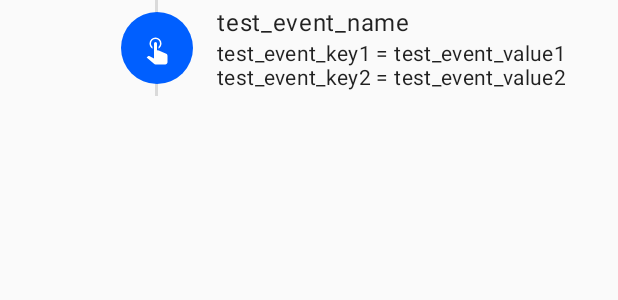
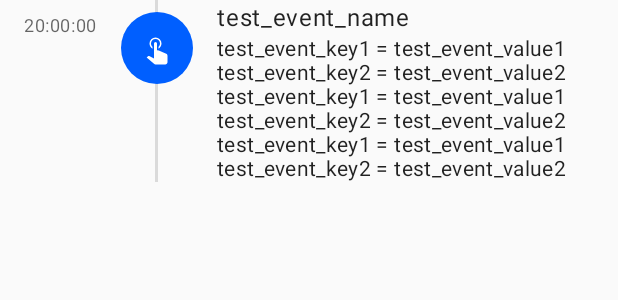
Before and after one commit to infinum/android-collar, an Android app: the layout collar_item_event.xml on its own in the app's theme, with its tools: preview values and no code run, on a phone screen of 412 x 824 dp. Shown: the top 300 px of the screen. Run offline under Robolectric (Android 15) with nearby library versions, the phone set to English and light mode, and no system bars.

Commit message:
Update deps. Fix layout in UI items.

```diff
--- a/dependencies.gradle
+++ b/dependencies.gradle
@@ -9,7 +9,7 @@ ext.versions = [
     "kotlin"       : "1.3.71",
     "poet"         : "1.5.0",
     "poet_metadata": "1.5.0",
-    "annotations"  : "17.0.0",
+    "annotations"  : "19.0.0",
     "incap"        : "0.2",
     "bintray"      : "1.8.4",
     "core"         : "1.2.0",
@@ -18,7 +18,7 @@ ext.versions = [
     "viewmodel"    : "2.2.0",
     "livedata"     : "2.2.0",
     "recyclerview" : "1.1.0",
-    "room"         : "2.2.3",
+    "room"         : "2.2.5",
     "design"       : "1.1.0",
     "maven"        : "2.0"
 ]
--- a/lint/build.gradle
+++ b/lint/build.gradle
@@ -33,7 +33,7 @@ compileTestKotlin {
 
 dependencies {
     compileOnly packages.kotlin.core
-    compileOnly "com.android.tools.lint:lint-api:26.6.1"
+    compileOnly "com.android.tools.lint:lint-api:26.6.2"
 }
 
 jar {
--- a/ui/src/main/res/layout/collar_item_event.xml
+++ b/ui/src/main/res/layout/collar_item_event.xml
@@ -18,13 +18,13 @@
         android:layout_height="wrap_content"
         android:layout_marginStart="16dp"
         android:layout_marginLeft="16dp"
-        android:layout_marginTop="4dp"
+        android:layout_marginTop="8dp"
         android:gravity="center_horizontal"
         android:maxWidth="56dp"
         android:maxLength="8"
         android:maxLines="1"
         android:minHeight="56dp"
-        android:visibility="invisible"
+        android:visibility="visible"
         tools:text="20:00:00" />
 
     <FrameLayout
@@ -44,7 +44,9 @@
             android:id="@+id/iconView"
             android:layout_width="48dp"
             android:layout_height="48dp"
-            android:layout_gravity="center_vertical"
+            android:layout_gravity="top"
+            android:layout_marginTop="8dp"
+            android:layout_marginBottom="8dp"
             android:background="@drawable/collar_shape_background_event"
             android:scaleType="centerInside"
             android:src="@drawable/collar_ic_event" />
@@ -73,7 +75,7 @@
             style="@style/TextAppearance.MaterialComponents.Body2"
             android:layout_width="match_parent"
             android:layout_height="wrap_content"
-            tools:text="test_event_key1 = test_event_value1\ntest_event_key2 = test_event_value2" />
+            tools:text="test_event_key1 = test_event_value1\ntest_event_key2 = test_event_value2\ntest_event_key1 = test_event_value1\ntest_event_key2 = test_event_value2\ntest_event_key1 = test_event_value1\ntest_event_key2 = test_event_value2" />
 
     </LinearLayout>
 
--- a/ui/src/main/res/layout/collar_item_property.xml
+++ b/ui/src/main/res/layout/collar_item_property.xml
@@ -18,7 +18,7 @@
         android:layout_height="wrap_content"
         android:layout_marginStart="16dp"
         android:layout_marginLeft="16dp"
-        android:layout_marginTop="4dp"
+        android:layout_marginTop="8dp"
         android:gravity="center_horizontal"
         android:maxWidth="56dp"
         android:maxLength="8"
@@ -44,7 +44,9 @@
             android:id="@+id/iconView"
             android:layout_width="48dp"
             android:layout_height="48dp"
-            android:layout_gravity="center_vertical"
+            android:layout_gravity="top"
+            android:layout_marginTop="8dp"
+            android:layout_marginBottom="8dp"
             android:background="@drawable/collar_shape_background_property"
             android:scaleType="centerInside"
             android:src="@drawable/collar_ic_property" />
--- a/ui/src/main/res/layout/collar_item_screen.xml
+++ b/ui/src/main/res/layout/collar_item_screen.xml
@@ -18,7 +18,7 @@
         android:layout_height="wrap_content"
         android:layout_marginStart="16dp"
         android:layout_marginLeft="16dp"
-        android:layout_marginTop="4dp"
+        android:layout_marginTop="8dp"
         android:gravity="center_horizontal"
         android:maxWidth="56dp"
         android:maxLength="8"
@@ -44,7 +44,9 @@
             android:id="@+id/iconView"
             android:layout_width="48dp"
             android:layout_height="48dp"
-            android:layout_gravity="center_vertical"
+            android:layout_gravity="top"
+            android:layout_marginTop="8dp"
+            android:layout_marginBottom="8dp"
             android:background="@drawable/collar_shape_background_screen"
             android:scaleType="centerInside"
             android:src="@drawable/collar_ic_screen" />
```
